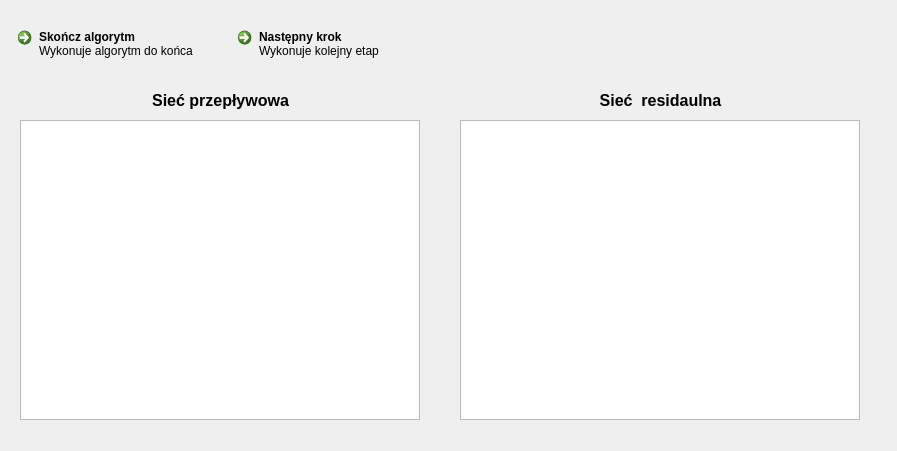
Old version of the form MainWindow/FlowNetworkAlgorithmWindow.ui in the repository Forczu/Visualization-of-Flow-Network-Algorithms.
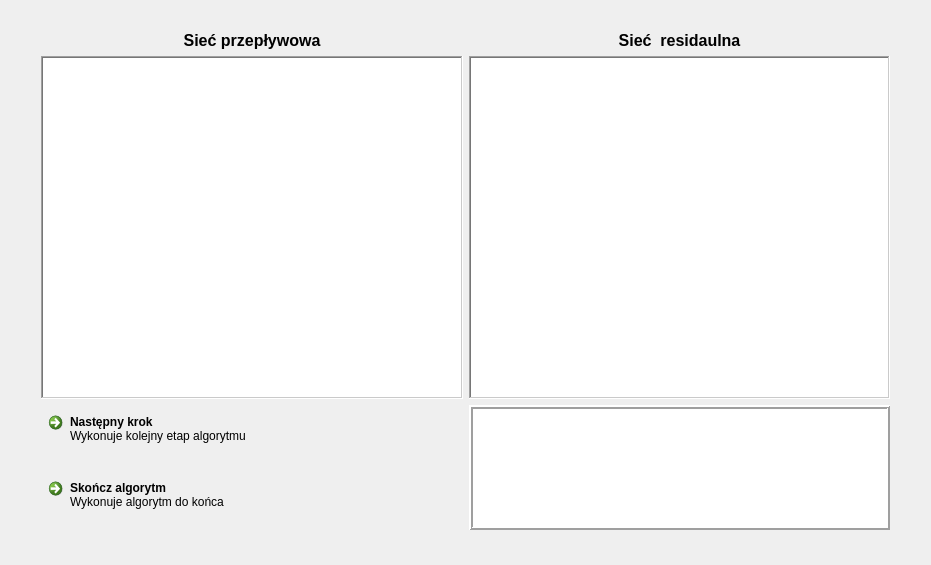
New version of the form. Custom widgets are drawn as their Qt base class.

Commit message: Dodanie konsolki do wyświetlania informacji o postępie algorytmu.

```diff
--- a/MainWindow/FlowNetworkAlgorithmWindow.ui
+++ b/MainWindow/FlowNetworkAlgorithmWindow.ui
@@ -6,134 +6,141 @@
    <rect>
     <x>0</x>
     <y>0</y>
-    <width>897</width>
-    <height>451</height>
+    <width>931</width>
+    <height>565</height>
    </rect>
   </property>
   <property name="windowTitle">
    <string>FlowNetworkAlgorithmWindow</string>
   </property>
-  <widget class="GraphView" name="mainNetworkView">
+  <widget class="QWidget" name="gridLayoutWidget">
    <property name="geometry">
     <rect>
-     <x>20</x>
-     <y>120</y>
-     <width>400</width>
-     <height>300</height>
-    </rect>
-   </property>
-   <property name="focusPolicy">
-    <enum>Qt::NoFocus</enum>
-   </property>
-   <property name="verticalScrollBarPolicy">
-    <enum>Qt::ScrollBarAlwaysOff</enum>
-   </property>
-   <property name="horizontalScrollBarPolicy">
-    <enum>Qt::ScrollBarAlwaysOff</enum>
-   </property>
-  </widget>
-  <widget class="GraphView" name="residualNetworkView">
-   <property name="geometry">
-    <rect>
-     <x>460</x>
-     <y>120</y>
-     <width>400</width>
-     <height>300</height>
-    </rect>
-   </property>
-   <property name="focusPolicy">
-    <enum>Qt::NoFocus</enum>
-   </property>
-   <property name="verticalScrollBarPolicy">
-    <enum>Qt::ScrollBarAlwaysOff</enum>
-   </property>
-   <property name="horizontalScrollBarPolicy">
-    <enum>Qt::ScrollBarAlwaysOff</enum>
-   </property>
-  </widget>
-  <widget class="QLabel" name="label">
-   <property name="geometry">
-    <rect>
-     <x>20</x>
-     <y>90</y>
-     <width>401</width>
-     <height>21</height>
-    </rect>
-   </property>
-   <property name="font">
-    <font>
-     <pointsize>12</pointsize>
-     <weight>75</weight>
-     <bold>true</bold>
-    </font>
-   </property>
-   <property name="layoutDirection">
-    <enum>Qt::LeftToRight</enum>
-   </property>
-   <property name="text">
-    <string>Sieć przepływowa</string>
-   </property>
-   <property name="alignment">
-    <set>Qt::AlignCenter</set>
-   </property>
-  </widget>
-  <widget class="QLabel" name="label_2">
-   <property name="geometry">
-    <rect>
-     <x>460</x>
-     <y>90</y>
-     <width>401</width>
-     <height>21</height>
-    </rect>
-   </property>
-   <property name="font">
-    <font>
-     <pointsize>12</pointsize>
-     <weight>75</weight>
-     <bold>true</bold>
-    </font>
-   </property>
-   <property name="layoutDirection">
-    <enum>Qt::LeftToRight</enum>
-   </property>
-   <property name="text">
-    <string>Sieć  residaulna</string>
-   </property>
-   <property name="alignment">
-    <set>Qt::AlignCenter</set>
-   </property>
-  </widget>
-  <widget class="QCommandLinkButton" name="nextStepButton">
-   <property name="geometry">
-    <rect>
-     <x>230</x>
+     <x>30</x>
      <y>20</y>
-     <width>185</width>
-     <height>61</height>
+     <width>871</width>
+     <height>521</height>
     </rect>
    </property>
-   <property name="text">
-    <string>Następny krok</string>
-   </property>
-   <property name="description">
-    <string>Wykonuje kolejny etap</string>
-   </property>
-  </widget>
-  <widget class="QCommandLinkButton" name="finishAlgorithmButton">
-   <property name="geometry">
-    <rect>
-     <x>10</x>
-     <y>20</y>
-     <width>211</width>
-     <height>61</height>
-    </rect>
-   </property>
-   <property name="text">
-    <string>Skończ algorytm</string>
-   </property>
-   <property name="description">
-    <string>Wykonuje algorytm do końca</string>
-   </property>
+   <layout class="QGridLayout" name="gridLayout">
+    <item row="3" column="2" rowspan="2">
+     <widget class="QTextBrowser" name="progressConsole">
+      <property name="sizePolicy">
+       <sizepolicy hsizetype="Expanding" vsizetype="Fixed">
+        <horstretch>0</horstretch>
+        <verstretch>0</verstretch>
+       </sizepolicy>
+      </property>
+      <property name="maximumSize">
+       <size>
+        <width>431</width>
+        <height>125</height>
+       </size>
+      </property>
+      <property name="frameShape">
+       <enum>QFrame::Box</enum>
+      </property>
+      <property name="frameShadow">
+       <enum>QFrame::Raised</enum>
+      </property>
+      <property name="lineWidth">
+       <number>2</number>
+      </property>
+     </widget>
+    </item>
+    <item row="3" column="1">
+     <widget class="QCommandLinkButton" name="nextStepButton">
+      <property name="text">
+       <string>Następny krok</string>
+      </property>
+      <property name="description">
+       <string>Wykonuje kolejny etap algorytmu</string>
+      </property>
+     </widget>
+    </item>
+    <item row="1" column="1">
+     <widget class="GraphView" name="mainNetworkView">
+      <property name="focusPolicy">
+       <enum>Qt::NoFocus</enum>
+      </property>
+      <property name="frameShape">
+       <enum>QFrame::WinPanel</enum>
+      </property>
+      <property name="verticalScrollBarPolicy">
+       <enum>Qt::ScrollBarAlwaysOff</enum>
+      </property>
+      <property name="horizontalScrollBarPolicy">
+       <enum>Qt::ScrollBarAlwaysOff</enum>
+      </property>
+     </widget>
+    </item>
+    <item row="4" column="1">
+     <widget class="QCommandLinkButton" name="finishAlgorithmButton">
+      <property name="text">
+       <string>Skończ algorytm</string>
+      </property>
+      <property name="description">
+       <string>Wykonuje algorytm do końca</string>
+      </property>
+     </widget>
+    </item>
+    <item row="1" column="2">
+     <widget class="GraphView" name="residualNetworkView">
+      <property name="focusPolicy">
+       <enum>Qt::NoFocus</enum>
+      </property>
+      <property name="frameShape">
+       <enum>QFrame::WinPanel</enum>
+      </property>
+      <property name="verticalScrollBarPolicy">
+       <enum>Qt::ScrollBarAlwaysOff</enum>
+      </property>
+      <property name="horizontalScrollBarPolicy">
+       <enum>Qt::ScrollBarAlwaysOff</enum>
+      </property>
+     </widget>
+    </item>
+    <item row="0" column="2">
+     <widget class="QLabel" name="label_2">
+      <property name="font">
+       <font>
+        <pointsize>12</pointsize>
+        <weight>75</weight>
+        <bold>true</bold>
+       </font>
+      </property>
+      <property name="layoutDirection">
+       <enum>Qt::LeftToRight</enum>
+      </property>
+      <property name="text">
+       <string>Sieć  residaulna</string>
+      </property>
+      <property name="alignment">
+       <set>Qt::AlignCenter</set>
+      </property>
+     </widget>
+    </item>
+    <item row="0" column="1">
+     <widget class="QLabel" name="label">
+      <property name="font">
+       <font>
+        <pointsize>12</pointsize>
+        <weight>75</weight>
+        <bold>true</bold>
+       </font>
+      </property>
+      <property name="layoutDirection">
+       <enum>Qt::LeftToRight</enum>
+      </property>
+      <property name="text">
+       <string>Sieć przepływowa</string>
+      </property>
+      <property name="alignment">
+       <set>Qt::AlignCenter</set>
+      </property>
+     </widget>
+    </item>
+   </layout>
   </widget>
  </widget>
  <layoutdefault spacing="6" margin="11"/>
```
The commit also changes 7 other files.
